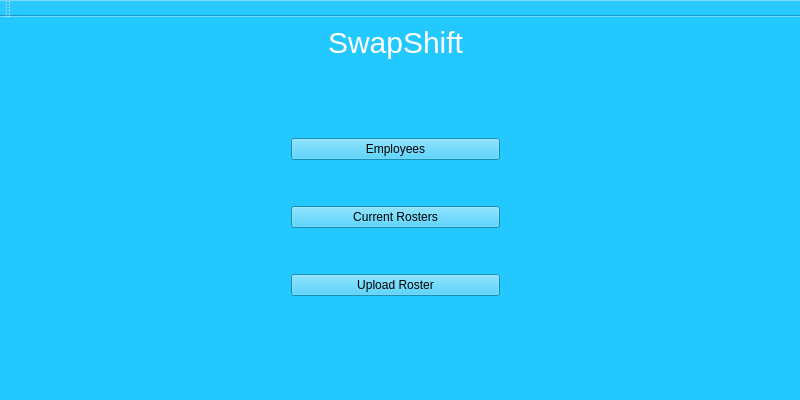
Old version of the form ManagersDesktopApplication/menuwindow.ui in the repository DanielGall500/SwapShift.
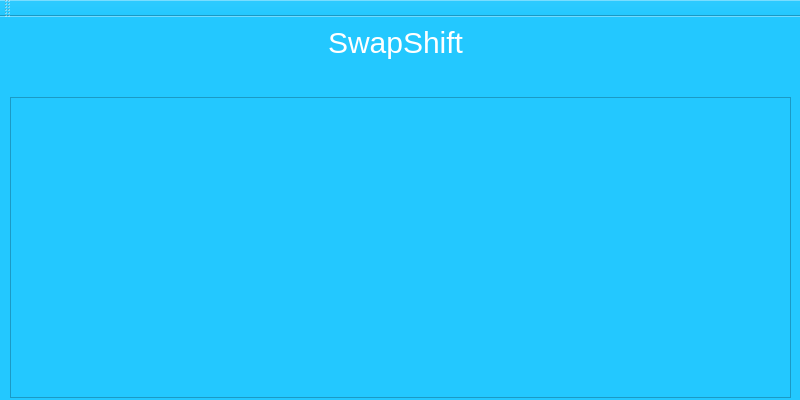
New version of the form. The open tabs and pages were chosen to show the change.

Diff of the .ui file:
```diff
--- a/ManagersDesktopApplication/menuwindow.ui
+++ b/ManagersDesktopApplication/menuwindow.ui
@@ -124,7 +124,18 @@
       </property>
      </widget>
     </widget>
-    <widget class="QWidget" name="uploadRostPage"/>
+    <widget class="QWidget" name="currRostPage">
+     <widget class="QTableView" name="currRostTableView">
+      <property name="geometry">
+       <rect>
+        <x>10</x>
+        <y>20</y>
+        <width>781</width>
+        <height>301</height>
+       </rect>
+      </property>
+     </widget>
+    </widget>
    </widget>
    <widget class="QLabel" name="menuTitle">
     <property name="geometry">
```
